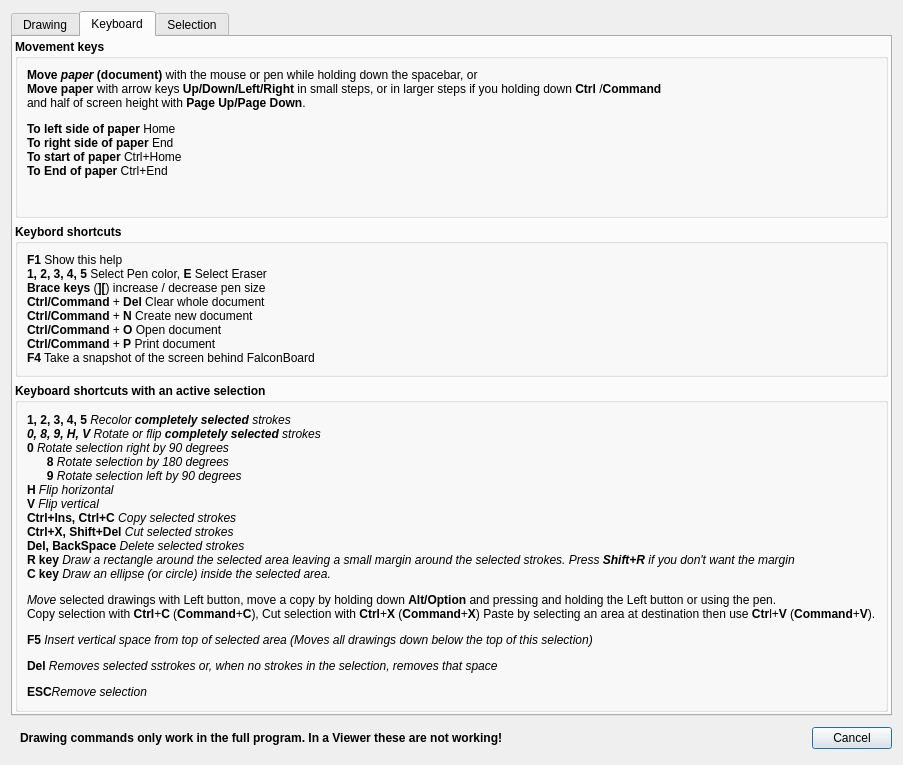
Above: FalconBoard/helpdialog.ui from solyoma/FalconBoard before the change. Below: the same form after it.
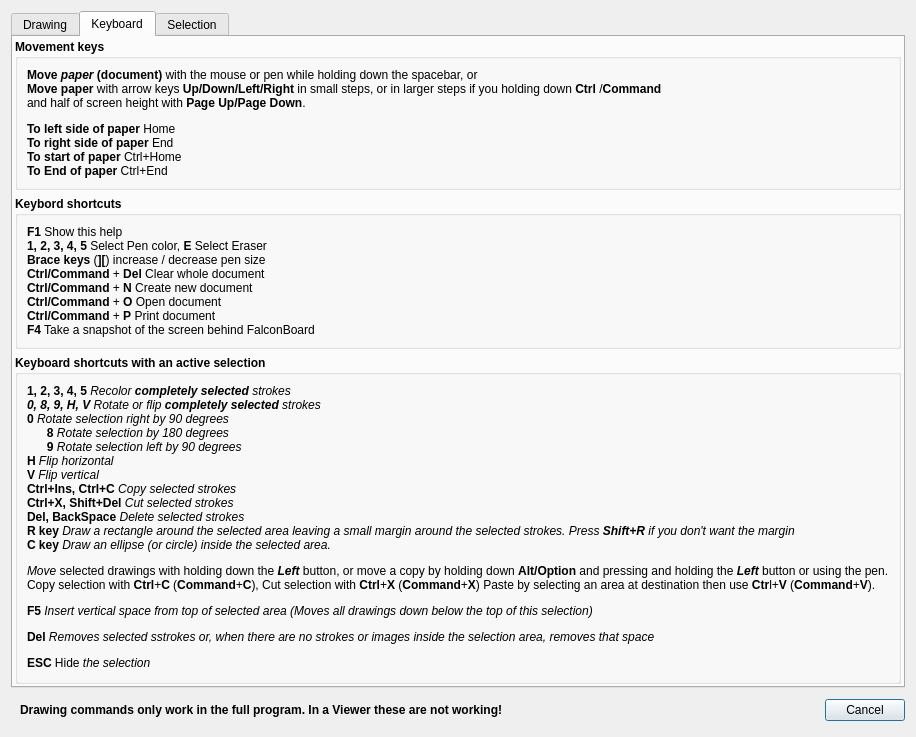
That is the form after the change. The open tabs and pages were chosen to show the change.

Diff of the .ui file:
```diff
--- a/FalconBoard/helpdialog.ui
+++ b/FalconBoard/helpdialog.ui
@@ -7,7 +7,7 @@
     <x>0</x>
     <y>0</y>
     <width>857</width>
-    <height>701</height>
+    <height>681</height>
    </rect>
   </property>
   <property name="windowTitle">
@@ -323,7 +323,7 @@
              </font>
             </property>
             <property name="text">
-             <string>&lt;html&gt;&lt;head/&gt;&lt;body&gt;&lt;p&gt;&lt;span style=&quot; font-weight:600;&quot;&gt;Move &lt;/span&gt;&lt;span style=&quot; font-weight:600; font-style:italic;&quot;&gt;paper&lt;/span&gt;&lt;span style=&quot; font-weight:600;&quot;&gt; (document) &lt;/span&gt;with the mouse or pen while holding down the spacebar, or&lt;br/&gt;&lt;span style=&quot; font-weight:600;&quot;&gt;Move paper &lt;/span&gt;with arrow keys &lt;span style=&quot; font-weight:600;&quot;&gt;Up/Down/Left/Right&lt;/span&gt; in small steps, or in larger steps if you holding down &lt;span style=&quot; font-weight:600;&quot;&gt;Ctrl&lt;/span&gt; /&lt;span style=&quot; font-weight:600;&quot;&gt;Command&lt;br/&gt;&lt;/span&gt;and half of screen height with &lt;span style=&quot; font-weight:600;&quot;&gt;Page Up/Page Down&lt;/span&gt;.&lt;/p&gt;&lt;p&gt;&lt;span style=&quot; font-weight:600;&quot;&gt;To left side of paper&lt;/span&gt; Home&lt;br/&gt;&lt;span style=&quot; font-weight:600;&quot;&gt;To right side of paper&lt;/span&gt; End&lt;br/&gt;&lt;span style=&quot; font-weight:600;&quot;&gt;To start of paper&lt;/span&gt; Ctrl+Home&lt;br/&gt;&lt;span style=&quot; font-weight:600;&quot;&gt;To End of paper&lt;/span&gt; Ctrl+End&lt;br/&gt;&lt;br/&gt;&lt;/p&gt;&lt;/body&gt;&lt;/html&gt;</string>
+             <string>&lt;html&gt;&lt;head/&gt;&lt;body&gt;&lt;p&gt;&lt;span style=&quot; font-weight:600;&quot;&gt;Move &lt;/span&gt;&lt;span style=&quot; font-weight:600; font-style:italic;&quot;&gt;paper&lt;/span&gt;&lt;span style=&quot; font-weight:600;&quot;&gt; (document) &lt;/span&gt;with the mouse or pen while holding down the spacebar, or&lt;br/&gt;&lt;span style=&quot; font-weight:600;&quot;&gt;Move paper &lt;/span&gt;with arrow keys &lt;span style=&quot; font-weight:600;&quot;&gt;Up/Down/Left/Right&lt;/span&gt; in small steps, or in larger steps if you holding down &lt;span style=&quot; font-weight:600;&quot;&gt;Ctrl&lt;/span&gt; /&lt;span style=&quot; font-weight:600;&quot;&gt;Command&lt;br/&gt;&lt;/span&gt;and half of screen height with &lt;span style=&quot; font-weight:600;&quot;&gt;Page Up/Page Down&lt;/span&gt;.&lt;/p&gt;&lt;p&gt;&lt;span style=&quot; font-weight:600;&quot;&gt;To left side of paper&lt;/span&gt; Home&lt;br/&gt;&lt;span style=&quot; font-weight:600;&quot;&gt;To right side of paper&lt;/span&gt; End&lt;br/&gt;&lt;span style=&quot; font-weight:600;&quot;&gt;To start of paper&lt;/span&gt; Ctrl+Home&lt;br/&gt;&lt;span style=&quot; font-weight:600;&quot;&gt;To End of paper&lt;/span&gt; Ctrl+End&lt;/p&gt;&lt;/body&gt;&lt;/html&gt;</string>
             </property>
             <property name="wordWrap">
              <bool>true</bool>
@@ -372,7 +372,7 @@
          <property name="title">
           <string>Keyboard shortcuts with an active selection</string>
          </property>
-         <layout class="QHBoxLayout" name="horizontalLayout_2">
+         <layout class="QVBoxLayout" name="verticalLayout_6">
           <item>
            <widget class="QLabel" name="label_17">
             <property name="font">
@@ -382,10 +382,23 @@
              </font>
             </property>
             <property name="text">
-             <string>&lt;html&gt;&lt;head/&gt;&lt;body&gt;&lt;p&gt;&lt;span style=&quot; font-weight:600;&quot;&gt;1, 2, 3, 4, 5 &lt;/span&gt;&lt;span style=&quot; font-style:italic;&quot;&gt;Recolor &lt;/span&gt;&lt;span style=&quot; font-weight:600; font-style:italic;&quot;&gt;completely selected&lt;/span&gt;&lt;span style=&quot; font-style:italic;&quot;&gt; strokes&lt;br/&gt;&lt;/span&gt;&lt;span style=&quot; font-weight:600; font-style:italic;&quot;&gt;0, 8, 9, H, V&lt;/span&gt;&lt;span style=&quot; font-style:italic;&quot;&gt; Rotate or flip &lt;/span&gt;&lt;span style=&quot; font-weight:600; font-style:italic;&quot;&gt;completely selected&lt;/span&gt;&lt;span style=&quot; font-style:italic;&quot;&gt; strokes &lt;br/&gt;&lt;/span&gt;&lt;span style=&quot; font-weight:600;&quot;&gt;0 &lt;/span&gt;&lt;span style=&quot; font-style:italic;&quot;&gt;Rotate selection right by 90 degrees&lt;/span&gt;&lt;br/&gt;&lt;span style=&quot; font-weight:600;&quot;&gt;      8 &lt;/span&gt;&lt;span style=&quot; font-style:italic;&quot;&gt;Rotate selection by 180 degrees&lt;/span&gt;&lt;br/&gt;&lt;span style=&quot; font-weight:600;&quot;&gt;      9 &lt;/span&gt;&lt;span style=&quot; font-style:italic;&quot;&gt;Rotate selection left by 90 degrees&lt;br/&gt;&lt;/span&gt;&lt;span style=&quot; font-weight:600;&quot;&gt;H &lt;/span&gt;&lt;span style=&quot; font-style:italic;&quot;&gt;Flip horizontal&lt;/span&gt;&lt;br/&gt;&lt;span style=&quot; font-weight:600;&quot;&gt;V &lt;/span&gt;&lt;span style=&quot; font-style:italic;&quot;&gt;Flip vertical&lt;br/&gt;&lt;/span&gt;&lt;span style=&quot; font-weight:600;&quot;&gt;Ctrl+Ins, Ctrl+C&lt;/span&gt;&lt;span style=&quot; font-style:italic;&quot;&gt; Copy selected strokes &lt;br/&gt;&lt;/span&gt;&lt;span style=&quot; font-weight:600;&quot;&gt;Ctrl+X, Shift+Del&lt;/span&gt;&lt;span style=&quot; font-style:italic;&quot;&gt; Cut selected strokes &lt;br/&gt;&lt;/span&gt;&lt;span style=&quot; font-weight:600;&quot;&gt;Del, BackSpace&lt;/span&gt;&lt;span style=&quot; font-style:italic;&quot;&gt; Delete selected strokes &lt;br/&gt;&lt;/span&gt;&lt;span style=&quot; font-weight:600;&quot;&gt;R key&lt;/span&gt;&lt;span style=&quot; font-style:italic;&quot;&gt; Draw a rectangle around the selected area leaving a small margin around the selected strokes.  Press &lt;/span&gt;&lt;span style=&quot; font-weight:600; font-style:italic;&quot;&gt;Shift+R &lt;/span&gt;&lt;span style=&quot; font-style:italic;&quot;&gt;if you don't want the margin&lt;/span&gt;&lt;span style=&quot; font-weight:600; font-style:italic;&quot;&gt;&lt;br/&gt;&lt;/span&gt;&lt;span style=&quot; font-weight:600;&quot;&gt;C key&lt;/span&gt;&lt;span style=&quot; font-style:italic;&quot;&gt; Draw an ellipse (or circle) inside the selected area.&lt;/span&gt;&lt;/p&gt;&lt;p&gt;&lt;span style=&quot; font-style:italic;&quot;&gt;Move&lt;/span&gt; selected drawings with Left button, move a copy by holding down &lt;span style=&quot; font-weight:600;&quot;&gt;Alt/Option&lt;/span&gt; and pressing and holding the Left button or using the pen. &lt;br/&gt;Copy selection with &lt;span style=&quot; font-weight:600;&quot;&gt;Ctrl&lt;/span&gt;+&lt;span style=&quot; font-weight:600;&quot;&gt;C &lt;/span&gt;(&lt;span style=&quot; font-weight:600;&quot;&gt;Command&lt;/span&gt;+&lt;span style=&quot; font-weight:600;&quot;&gt;C&lt;/span&gt;), Cut selection with &lt;span style=&quot; font-weight:600;&quot;&gt;Ctrl&lt;/span&gt;+&lt;span style=&quot; font-weight:600;&quot;&gt;X&lt;/span&gt; (&lt;span style=&quot; font-weight:600;&quot;&gt;Command&lt;/span&gt;+&lt;span style=&quot; font-weight:600;&quot;&gt;X&lt;/span&gt;) Paste by selecting an area at destination then use &lt;span style=&quot; font-weight:600;&quot;&gt;Ctr&lt;/span&gt;l+&lt;span style=&quot; font-weight:600;&quot;&gt;V &lt;/span&gt;(&lt;span style=&quot; font-weight:600;&quot;&gt;Command&lt;/span&gt;+&lt;span style=&quot; font-weight:600;&quot;&gt;V&lt;/span&gt;).&lt;/p&gt;&lt;p&gt;&lt;span style=&quot; font-weight:600;&quot;&gt;F5 &lt;/span&gt;&lt;span style=&quot; font-style:italic;&quot;&gt;Insert vertical space from top of selected area (Moves all drawings down below the top of this selection)&lt;/span&gt;&lt;/p&gt;&lt;p&gt;&lt;span style=&quot; font-weight:600;&quot;&gt;Del &lt;/span&gt;&lt;span style=&quot; font-style:italic;&quot;&gt;Removes selected sstrokes or, when no strokes in the selection, removes that space&lt;/span&gt;&lt;/p&gt;&lt;p&gt;&lt;span style=&quot; font-weight:600;&quot;&gt;ESC&lt;/span&gt;&lt;span style=&quot; font-style:italic;&quot;&gt;Remove selection&lt;/span&gt;&lt;/p&gt;&lt;/body&gt;&lt;/html&gt;</string>
+             <string>&lt;html&gt;&lt;head/&gt;&lt;body&gt;&lt;p&gt;&lt;span style=&quot; font-weight:600;&quot;&gt;1, 2, 3, 4, 5 &lt;/span&gt;&lt;span style=&quot; font-style:italic;&quot;&gt;Recolor &lt;/span&gt;&lt;span style=&quot; font-weight:600; font-style:italic;&quot;&gt;completely selected&lt;/span&gt;&lt;span style=&quot; font-style:italic;&quot;&gt; strokes&lt;br/&gt;&lt;/span&gt;&lt;span style=&quot; font-weight:600; font-style:italic;&quot;&gt;0, 8, 9, H, V&lt;/span&gt;&lt;span style=&quot; font-style:italic;&quot;&gt; Rotate or flip &lt;/span&gt;&lt;span style=&quot; font-weight:600; font-style:italic;&quot;&gt;completely selected&lt;/span&gt;&lt;span style=&quot; font-style:italic;&quot;&gt; strokes &lt;br/&gt;&lt;/span&gt;&lt;span style=&quot; font-weight:600;&quot;&gt;0 &lt;/span&gt;&lt;span style=&quot; font-style:italic;&quot;&gt;Rotate selection right by 90 degrees&lt;/span&gt;&lt;br/&gt;&lt;span style=&quot; font-weight:600;&quot;&gt;      8 &lt;/span&gt;&lt;span style=&quot; font-style:italic;&quot;&gt;Rotate selection by 180 degrees&lt;/span&gt;&lt;br/&gt;&lt;span style=&quot; font-weight:600;&quot;&gt;      9 &lt;/span&gt;&lt;span style=&quot; font-style:italic;&quot;&gt;Rotate selection left by 90 degrees&lt;br/&gt;&lt;/span&gt;&lt;span style=&quot; font-weight:600;&quot;&gt;H &lt;/span&gt;&lt;span style=&quot; font-style:italic;&quot;&gt;Flip horizontal&lt;/span&gt;&lt;br/&gt;&lt;span style=&quot; font-weight:600;&quot;&gt;V &lt;/span&gt;&lt;span style=&quot; font-style:italic;&quot;&gt;Flip vertical&lt;br/&gt;&lt;/span&gt;&lt;span style=&quot; font-weight:600;&quot;&gt;Ctrl+Ins, Ctrl+C&lt;/span&gt;&lt;span style=&quot; font-style:italic;&quot;&gt; Copy selected strokes &lt;br/&gt;&lt;/span&gt;&lt;span style=&quot; font-weight:600;&quot;&gt;Ctrl+X, Shift+Del&lt;/span&gt;&lt;span style=&quot; font-style:italic;&quot;&gt; Cut selected strokes &lt;br/&gt;&lt;/span&gt;&lt;span style=&quot; font-weight:600;&quot;&gt;Del, BackSpace&lt;/span&gt;&lt;span style=&quot; font-style:italic;&quot;&gt; Delete selected strokes &lt;br/&gt;&lt;/span&gt;&lt;span style=&quot; font-weight:600;&quot;&gt;R key&lt;/span&gt;&lt;span style=&quot; font-style:italic;&quot;&gt; Draw a rectangle around the selected area leaving a small margin around the selected strokes. Press &lt;/span&gt;&lt;span style=&quot; font-weight:600; font-style:italic;&quot;&gt;Shift+R &lt;/span&gt;&lt;span style=&quot; font-style:italic;&quot;&gt;if you don't want the margin&lt;/span&gt;&lt;span style=&quot; font-weight:600; font-style:italic;&quot;&gt;&lt;br/&gt;&lt;/span&gt;&lt;span style=&quot; font-weight:600;&quot;&gt;C key&lt;/span&gt;&lt;span style=&quot; font-style:italic;&quot;&gt; Draw an ellipse (or circle) inside the selected area.&lt;/span&gt;&lt;/p&gt;&lt;p&gt;&lt;span style=&quot; font-style:italic;&quot;&gt;Move&lt;/span&gt; selected drawings with holding down the &lt;span style=&quot; font-weight:600; font-style:italic;&quot;&gt;Left &lt;/span&gt; button, or move a copy by holding down &lt;span style=&quot; font-weight:600;&quot;&gt;Alt/Option&lt;/span&gt; and pressing and holding the &lt;span style=&quot; font-weight:600; font-style:italic;&quot;&gt;Left&lt;/span&gt; button or using the pen. &lt;br/&gt;Copy selection with &lt;span style=&quot; font-weight:600;&quot;&gt;Ctrl&lt;/span&gt;+&lt;span style=&quot; font-weight:600;&quot;&gt;C &lt;/span&gt;(&lt;span style=&quot; font-weight:600;&quot;&gt;Command&lt;/span&gt;+&lt;span style=&quot; font-weight:600;&quot;&gt;C&lt;/span&gt;), Cut selection with &lt;span style=&quot; font-weight:600;&quot;&gt;Ctrl&lt;/span&gt;+&lt;span style=&quot; font-weight:600;&quot;&gt;X&lt;/span&gt; (&lt;span style=&quot; font-weight:600;&quot;&gt;Command&lt;/span&gt;+&lt;span style=&quot; font-weight:600;&quot;&gt;X&lt;/span&gt;) Paste by selecting an area at destination then use &lt;span style=&quot; font-weight:600;&quot;&gt;Ctr&lt;/span&gt;l+&lt;span style=&quot; font-weight:600;&quot;&gt;V &lt;/span&gt;(&lt;span style=&quot; font-weight:600;&quot;&gt;Command&lt;/span&gt;+&lt;span style=&quot; font-weight:600;&quot;&gt;V&lt;/span&gt;).&lt;/p&gt;&lt;p&gt;&lt;span style=&quot; font-weight:600;&quot;&gt;F5 &lt;/span&gt;&lt;span style=&quot; font-style:italic;&quot;&gt;Insert vertical space from top of selected area (Moves all drawings down below the top of this selection)&lt;/span&gt;&lt;/p&gt;&lt;p&gt;&lt;span style=&quot; font-weight:600;&quot;&gt;Del &lt;/span&gt;&lt;span style=&quot; font-style:italic;&quot;&gt;Removes selected sstrokes or, when there are no strokes or images  inside the selection area, removes that space&lt;/span&gt;&lt;/p&gt;&lt;p&gt;&lt;span style=&quot; font-weight:600;&quot;&gt;ESC &lt;/span&gt;Hide&lt;span style=&quot; font-style:italic;&quot;&gt; the selection&lt;/span&gt;&lt;/p&gt;&lt;/body&gt;&lt;/html&gt;</string>
             </property>
            </widget>
           </item>
+          <item>
+           <spacer name="verticalSpacer_3">
+            <property name="orientation">
+             <enum>Qt::Vertical</enum>
+            </property>
+            <property name="sizeHint" stdset="0">
+             <size>
+              <width>20</width>
+              <height>40</height>
+             </size>
+            </property>
+           </spacer>
+          </item>
          </layout>
         </widget>
        </item>
```
Left out of the diff: 6 changed lines with no effect on the pictures.
